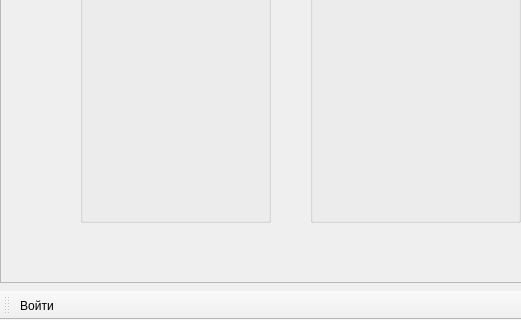
shurkan2/Zvonarev-ES, file qt/TaskManagerPython/UI/mainwindow.ui: the form before one commit; both pictures show x 0 to 521 and y 148 to 468 of the 800 by 468 pixel window.
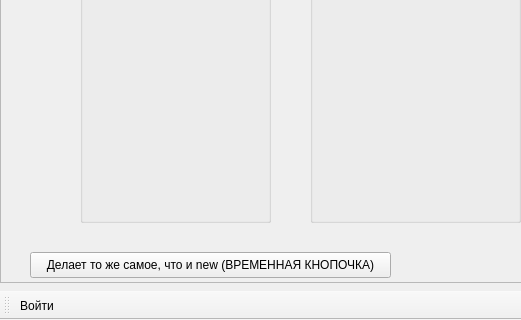
The form after the commit. Icons and pictures are not drawn.

```diff
--- a/qt/TaskManagerPython/UI/mainwindow.ui
+++ b/qt/TaskManagerPython/UI/mainwindow.ui
@@ -270,6 +270,19 @@
      </property>
     </widget>
    </widget>
+   <widget class="QPushButton" name="tmpBtn">
+    <property name="geometry">
+     <rect>
+      <x>30</x>
+      <y>400</y>
+      <width>361</width>
+      <height>26</height>
+     </rect>
+    </property>
+    <property name="text">
+     <string>Делает то же самое, что и new (ВРЕМЕННАЯ КНОПОЧКА)</string>
+    </property>
+   </widget>
   </widget>
   <widget class="QToolBar" name="toolBar">
    <property name="windowTitle">
```
Left out of the diff: 12 changed lines with no effect on the pictures.
